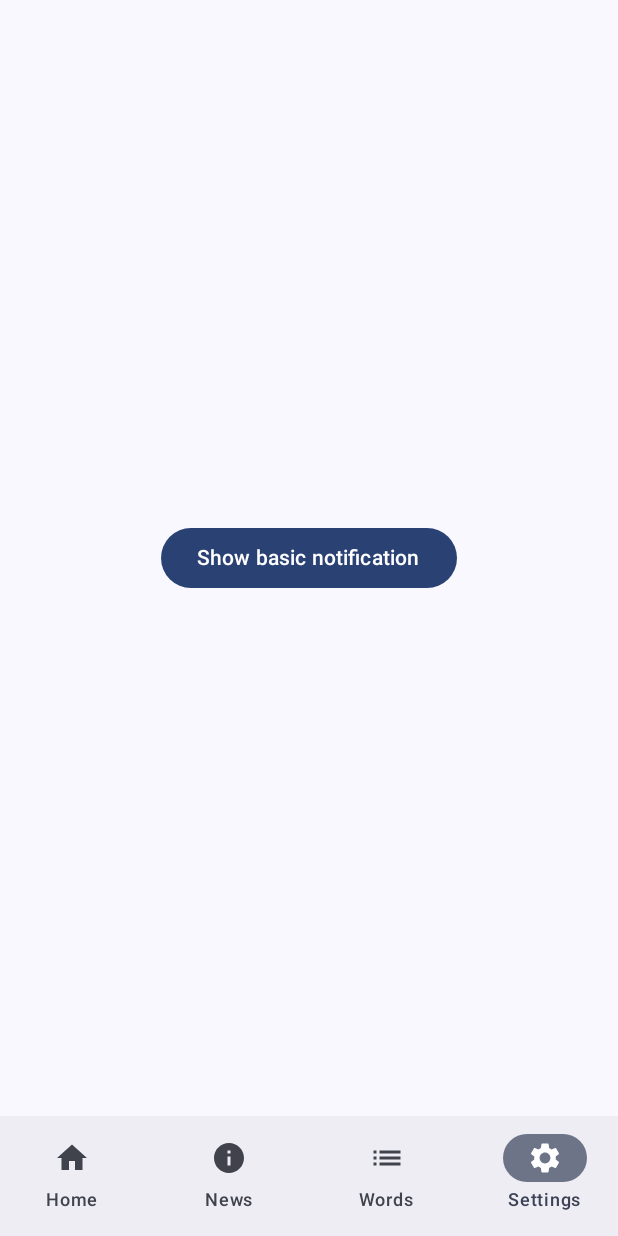
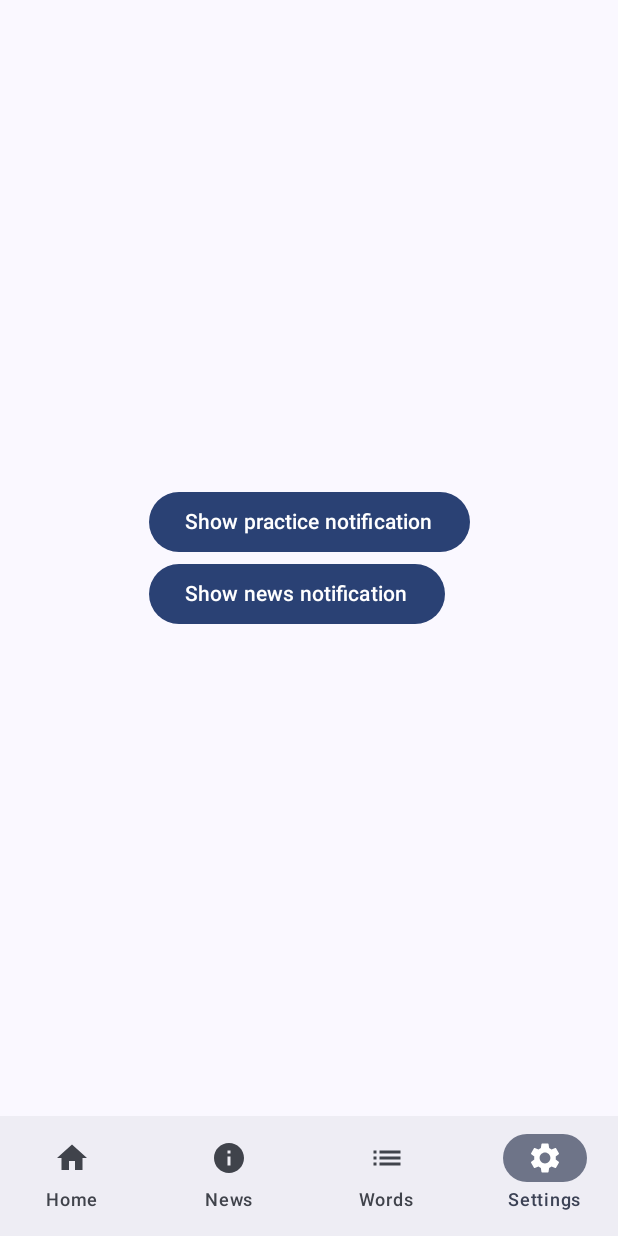
Before and after one commit to JeromeNL/DuoGerman, an Android app built with Jetpack Compose: the SettingsScreen screen opened through its navigation route, on a phone screen of 412 x 824 dp. Run offline under Robolectric (Android 15) with nearby library versions, the phone set to English and light mode, and no system bars.

Commit message:
Notifications update

```diff
--- a/app/src/main/AndroidManifest.xml
+++ b/app/src/main/AndroidManifest.xml
@@ -3,6 +3,7 @@
     xmlns:tools="http://schemas.android.com/tools">
 
     <uses-permission android:name="android.permission.POST_NOTIFICATIONS" />
+
     <application
         android:name=".NotificationApplication"
         android:allowBackup="true"
--- a/app/src/main/java/nl/joramkwetters/duogerman/Screens/SettingsScreen.kt
+++ b/app/src/main/java/nl/joramkwetters/duogerman/Screens/SettingsScreen.kt
@@ -2,22 +2,24 @@ package nl.joramkwetters.duogerman.Screens
 
 import android.Manifest
 import android.content.Context
+import android.os.Build
+import androidx.annotation.RequiresApi
 import androidx.compose.foundation.layout.Arrangement
-import androidx.compose.foundation.layout.Box
 import androidx.compose.foundation.layout.Column
 import androidx.compose.foundation.layout.Row
 import androidx.compose.foundation.layout.fillMaxSize
 import androidx.compose.material3.Button
 import androidx.compose.material3.Text
 import androidx.compose.runtime.Composable
+import androidx.compose.runtime.LaunchedEffect
 import androidx.compose.ui.Alignment
 import androidx.compose.ui.Modifier
-import androidx.compose.ui.text.font.FontFamily
-import androidx.compose.ui.unit.sp
 import com.google.accompanist.permissions.ExperimentalPermissionsApi
+import com.google.accompanist.permissions.isGranted
 import com.google.accompanist.permissions.rememberPermissionState
 import nl.joramkwetters.duogerman.GermanNotificationService
 
+@RequiresApi(Build.VERSION_CODES.TIRAMISU)
 @OptIn(ExperimentalPermissionsApi::class)
 @Composable
 fun SettingsScreen(context: Context) {
@@ -26,18 +28,34 @@ fun SettingsScreen(context: Context) {
 
     val germanNotificationService = GermanNotificationService(context)
 
+    LaunchedEffect(key1 = true){
+        if (!postNotificationPermission.status.isGranted) {
+            postNotificationPermission.launchPermissionRequest()
+        }
+    }
+
     Column {
         Row(
             modifier = Modifier.fillMaxSize(),
             horizontalArrangement = Arrangement.Center,
             verticalAlignment = Alignment.CenterVertically
         ) {
-            Button(
-                onClick = {
-                    germanNotificationService.showBasicNotification()
+            Column {
+                Button(
+                    onClick = {
+                        germanNotificationService.showPracticeNotification()
+                    }
+                ){
+                    Text("Show practice notification")
                 }
-            ){
-                Text("Show basic notification")
+
+                Button(
+                    onClick = {
+                        germanNotificationService.showNewsNotification()
+                    }
+                ){
+                    Text("Show news notification")
+                }
             }
         }
     }
```
Also changed, not shown: app/src/main/java/nl/joramkwetters/duogerman/GermanNotificationService.kt (+3 -11 lines).
